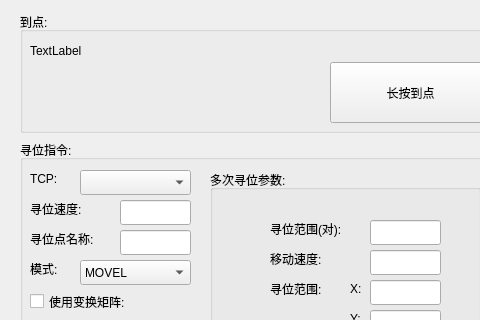
Qt form keysearchdlg.ui (qubo188612/qtwelding) before a commit; both pictures show x 0 to 480 and y 0 to 320 of the 849 by 429 pixel window.
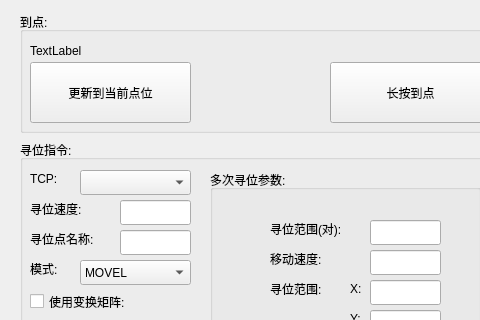
The same form after that commit.

```diff
--- a/keysearchdlg.ui
+++ b/keysearchdlg.ui
@@ -371,6 +371,19 @@
      <string>长按到点</string>
     </property>
    </widget>
+   <widget class="QPushButton" name="updata_posBtn">
+    <property name="geometry">
+     <rect>
+      <x>10</x>
+      <y>50</y>
+      <width>161</width>
+      <height>61</height>
+     </rect>
+    </property>
+    <property name="text">
+     <string>更新到当前点位</string>
+    </property>
+   </widget>
   </widget>
  </widget>
  <resources/>
```
